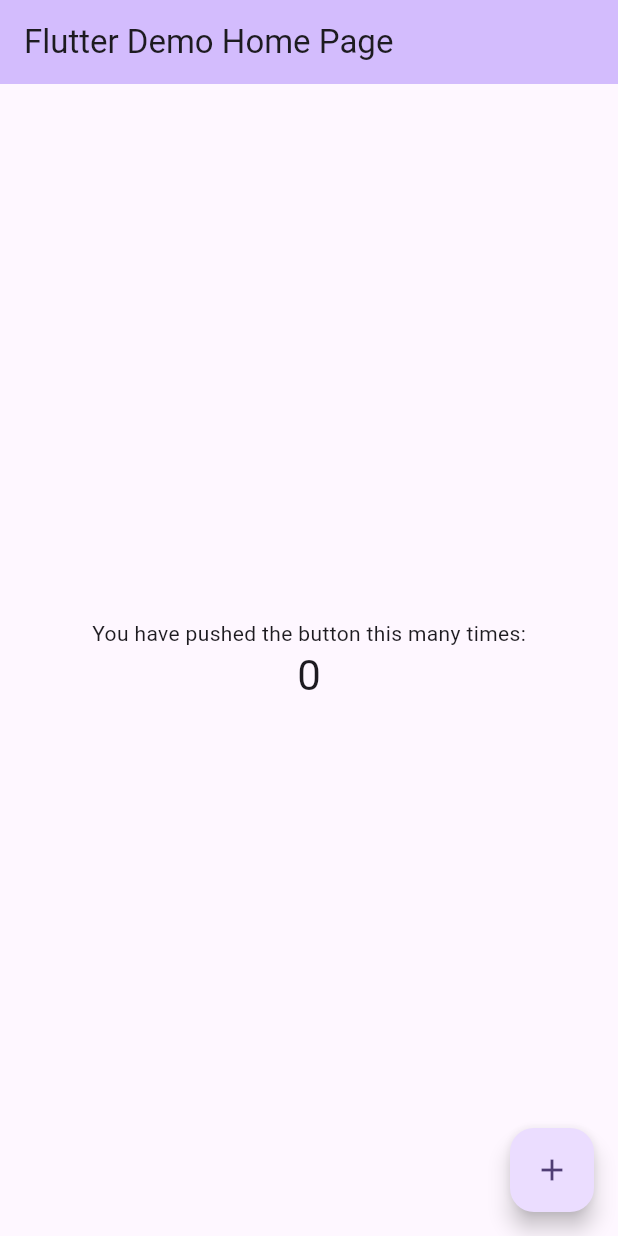
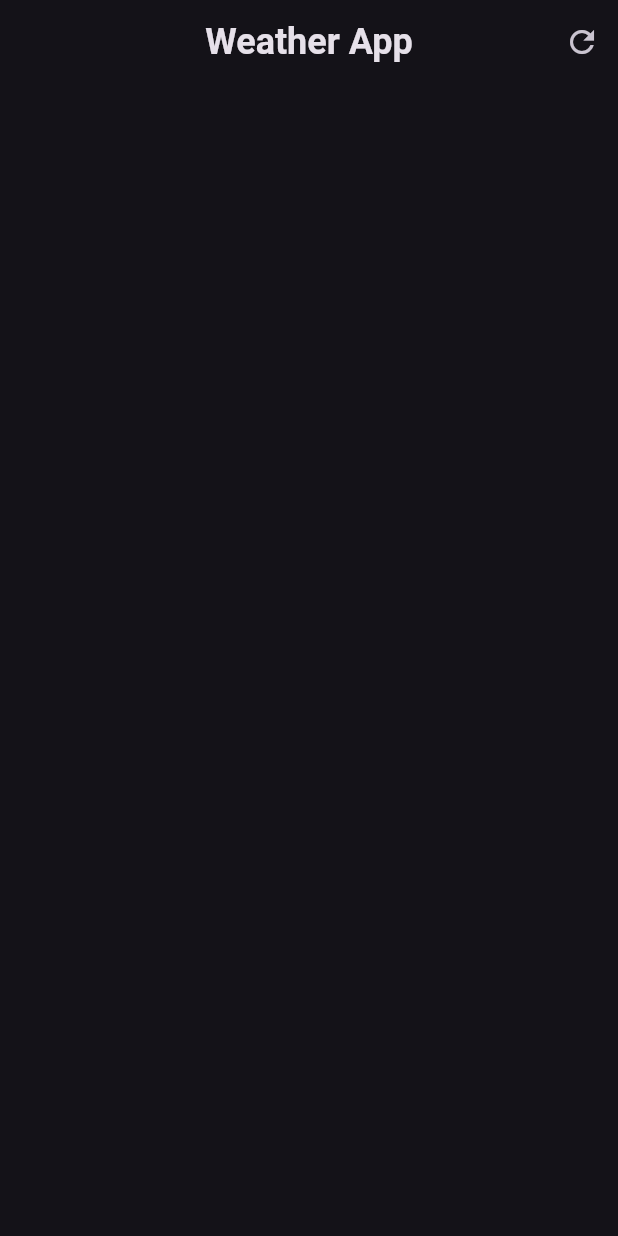
Before and after one commit to psalmistcom/weather_app_with_weatherapi, a Flutter app: the screen it shows after launch, on a phone screen of 412 x 824 dp. Run offline on Flutter 3.47's test engine with Material 3 defaults, Android fonts, the phone set to English and light mode, and no system bars.

Commit message:
appbar done

```diff
--- a/lib/main.dart
+++ b/lib/main.dart
@@ -1,4 +1,5 @@
 import 'package:flutter/material.dart';
+import 'package:weather_app/weather_screen.dart';
 
 void main() {
   runApp(const MyApp());
@@ -7,119 +8,14 @@ void main() {
 class MyApp extends StatelessWidget {
   const MyApp({super.key});
 
-  // This widget is the root of your application.
   @override
   Widget build(BuildContext context) {
     return MaterialApp(
-      title: 'Flutter Demo',
-      theme: ThemeData(
-        // This is the theme of your application.
-        //
-        // TRY THIS: Try running your application with "flutter run". You'll see
-        // the application has a purple toolbar. Then, without quitting the app,
-        // try changing the seedColor in the colorScheme below to Colors.green
-        // and then invoke "hot reload" (save your changes or press the "hot
-        // reload" button in a Flutter-supported IDE, or press "r" if you used
-        // the command line to start the app).
-        //
-        // Notice that the counter didn't reset back to zero; the application
-        // state is not lost during the reload. To reset the state, use hot
-        // restart instead.
-        //
-        // This works for code too, not just values: Most code changes can be
-        // tested with just a hot reload.
-        colorScheme: ColorScheme.fromSeed(seedColor: Colors.deepPurple),
+      debugShowCheckedModeBanner: false,
+      theme: ThemeData.dark(
         useMaterial3: true,
       ),
-      home: const MyHomePage(title: 'Flutter Demo Home Page'),
+      home: const WeatherScreen(),
     );
   }
 }
-
-class MyHomePage extends StatefulWidget {
-  const MyHomePage({super.key, required this.title});
-
-  // This widget is the home page of your application. It is stateful, meaning
-  // that it has a State object (defined below) that contains fields that affect
-  // how it looks.
-
-  // This class is the configuration for the state. It holds the values (in this
-  // case the title) provided by the parent (in this case the App widget) and
-  // used by the build method of the State. Fields in a Widget subclass are
-  // always marked "final".
-
-  final String title;
-
-  @override
-  State<MyHomePage> createState() => _MyHomePageState();
-}
-
-class _MyHomePageState extends State<MyHomePage> {
-  int _counter = 0;
-
-  void _incrementCounter() {
-    setState(() {
-      // This call to setState tells the Flutter framework that something has
-      // changed in this State, which causes it to rerun the build method below
-      // so that the display can reflect the updated values. If we changed
-      // _counter without calling setState(), then the build method would not be
-      // called again, and so nothing would appear to happen.
-      _counter++;
-    });
-  }
-
-  @override
-  Widget build(BuildContext context) {
-    // This method is rerun every time setState is called, for instance as done
-    // by the _incrementCounter method above.
-    //
-    // The Flutter framework has been optimized to make rerunning build methods
-    // fast, so that you can just rebuild anything that needs updating rather
-    // than having to individually change instances of widgets.
-    return Scaffold(
-      appBar: AppBar(
-        // TRY THIS: Try changing the color here to a specific color (to
-        // Colors.amber, perhaps?) and trigger a hot reload to see the AppBar
-        // change color while the other colors stay the same.
-        backgroundColor: Theme.of(context).colorScheme.inversePrimary,
-        // Here we take the value from the MyHomePage object that was created by
-        // the App.build method, and use it to set our appbar title.
-        title: Text(widget.title),
-      ),
-      body: Center(
-        // Center is a layout widget. It takes a single child and positions it
-        // in the middle of the parent.
-        child: Column(
-          // Column is also a layout widget. It takes a list of children and
-          // arranges them vertically. By default, it sizes itself to fit its
-          // children horizontally, and tries to be as tall as its parent.
-          //
-          // Column has various properties to control how it sizes itself and
-          // how it positions its children. Here we use mainAxisAlignment to
-          // center the children vertically; the main axis here is the vertical
-          // axis because Columns are vertical (the cross axis would be
-          // horizontal).
-          //
-          // TRY THIS: Invoke "debug painting" (choose the "Toggle Debug Paint"
-          // action in the IDE, or press "p" in the console), to see the
-          // wireframe for each widget.
-          mainAxisAlignment: MainAxisAlignment.center,
-          children: <Widget>[
-            const Text(
-              'You have pushed the button this many times:',
-            ),
-            Text(
-              '$_counter',
-              style: Theme.of(context).textTheme.headlineMedium,
-            ),
-          ],
-        ),
-      ),
-      floatingActionButton: FloatingActionButton(
-        onPressed: _incrementCounter,
-        tooltip: 'Increment',
-        child: const Icon(Icons.add),
-      ), // This trailing comma makes auto-formatting nicer for build methods.
-    );
-  }
-}
--- /dev/null
+++ b/lib/weather_screen.dart
@@ -0,0 +1,31 @@
+import 'package:flutter/material.dart';
+
+class WeatherScreen extends StatelessWidget {
+  const WeatherScreen({super.key});
+
+  @override
+  Widget build(BuildContext context) {
+    return Scaffold(
+      appBar: AppBar(
+        centerTitle: true,
+        elevation: 0,
+        title: const Text(
+          "Weather App",
+          style: TextStyle(
+            fontSize: 24,
+            fontWeight: FontWeight.bold,
+          ),
+        ),
+        actions: [
+          IconButton(
+            onPressed: () {},
+            icon: const Icon(
+              Icons.refresh,
+            ),
+          ),
+        ],
+      ),
+    );
+    // return const ;
+  }
+}
```
